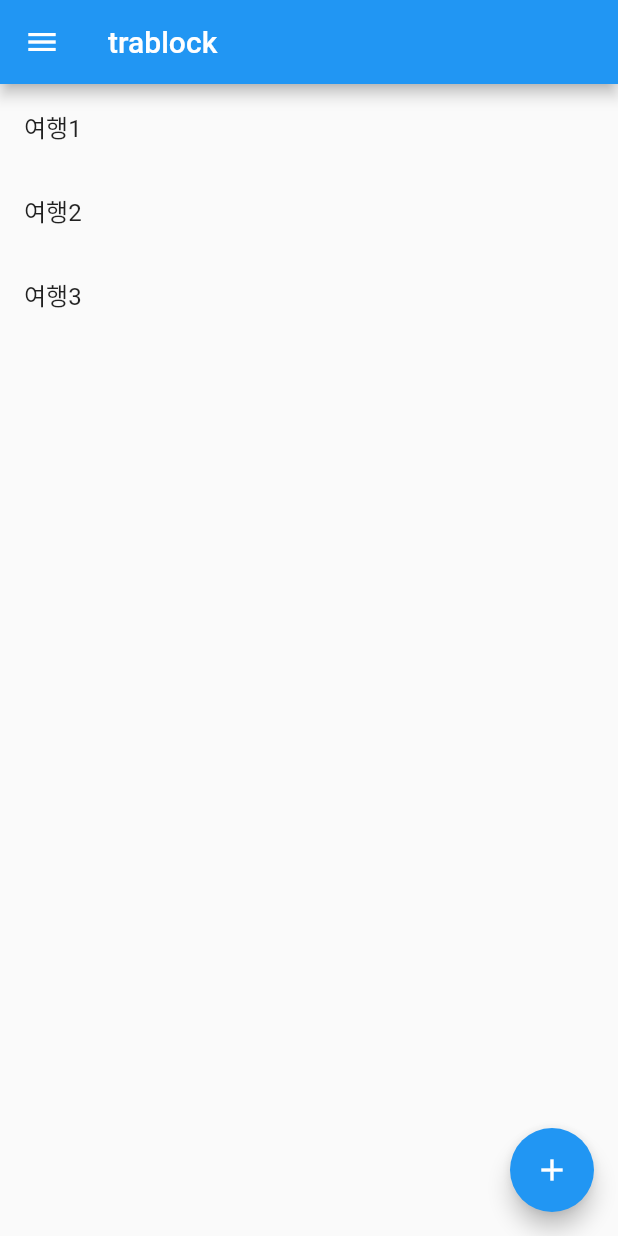
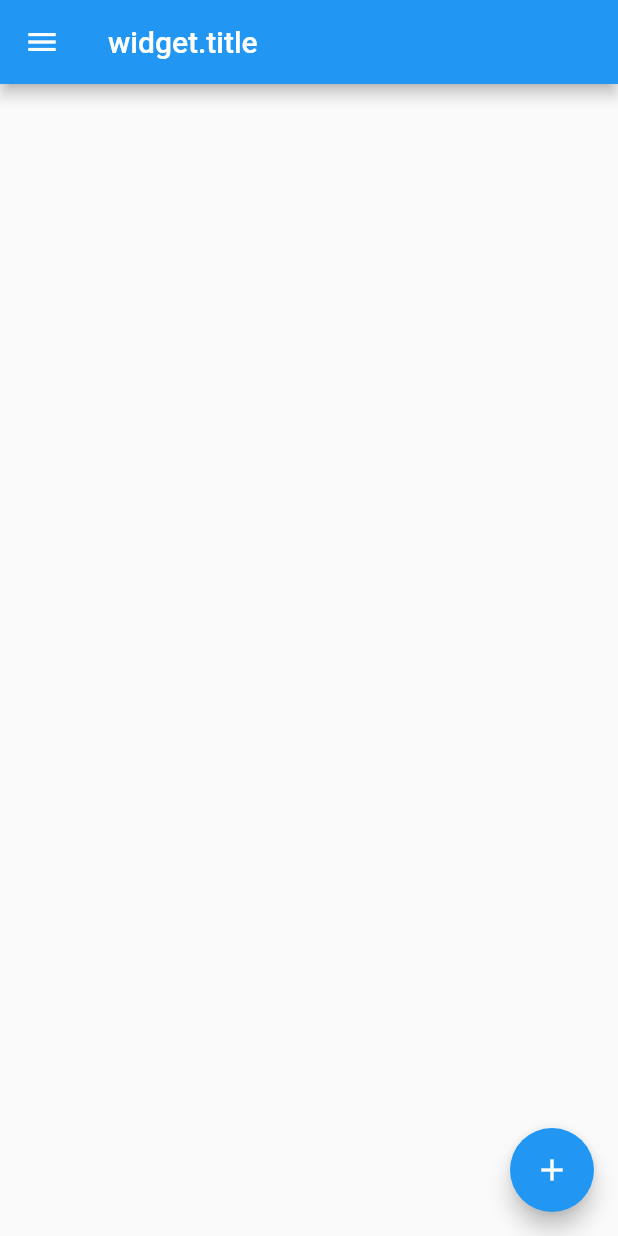
Before and after one commit to Namsic/trablock, a Flutter app: the screen it shows after launch, on a phone screen of 412 x 824 dp. Run offline on Flutter 3.47's test engine with Material 2 defaults, Android fonts, the phone set to English and light mode, and no system bars.

Commit message:
Update main.dart
Use array in listview
Show black page
Popup dialog

```diff
--- a/trablock_app/lib/main.dart
+++ b/trablock_app/lib/main.dart
@@ -1,34 +1,31 @@
 import 'package:flutter/material.dart';
 
-void main() {
-  runApp(MyApp());
-}
+final List<Travel> myTravelList = []; // 로컬 데이타베이스에서 불러올 예정
+
+void main() => runApp(MyApp());
 
 class MyApp extends StatelessWidget {
   // This widget is the root of your application.
   @override
   Widget build(BuildContext context) {
     return MaterialApp(
-      title: 'Flutter Demo',
-      theme: ThemeData(
-        primarySwatch: Colors.blue,
-        visualDensity: VisualDensity.adaptivePlatformDensity,
-      ),
-      home: MyHomePage(title: 'trablock'),
+      initialRoute: MyHomePage.routeName,
+      routes: {
+        MyHomePage.routeName: (context) => MyHomePage(),
+        ShowPlanRoute.routeName: (context) => ShowPlanRoute(),
+      },
     );
   }
 }
 
+// MyHomePage 대신 다른 이름 필요성 느낌
 class MyHomePage extends StatefulWidget {
-  MyHomePage({Key key, this.title}) : super(key: key);
-  final String title;
-
+  static final routeName = '/';
   @override
   _MyHomePageState createState() => _MyHomePageState();
 }
 
 class _MyHomePageState extends State<MyHomePage> {
-
   @override
   Widget build(BuildContext context) {
     return Scaffold(
@@ -67,29 +64,106 @@ class _MyHomePageState extends State<MyHomePage> {
       appBar: AppBar(
         // Here we take the value from the MyHomePage object that was created by
         // the App.build method, and use it to set our appbar title.
-        title: Text(widget.title),
+        title: Text('widget.title'),
       ),
-      body: ListView(  //리스트타일을 고정해놓는것이 아니라 뭔가 새로 만든 객채의 배열을 통해 만들어야 할듯(뇌피셜)
-        children: <Widget>[
-          ListTile(
-            title: Text('여행1'),
-              //onTap: , 탭 되었을때 넘어가는 기능
-          ),
-          ListTile(
-            title: Text('여행2'),
-            //onTap: ,
-          ),
-          ListTile(
-            title: Text('여행3'),
-            //onTap: ,
-          ),
-        ]
-      ),
+      body: TravelListView(),
       floatingActionButton: FloatingActionButton(
-        //onPressed: , 팝업을 통해 새로운 여행 만들 수 있는 기능
+        onPressed: (){
+          showDialog(
+            context: context,
+            barrierDismissible: false,
+            builder: (BuildContext context){
+              return AlertDialog(
+                title: Text('새 여행 만들기'),
+                content: Text('입력칸 추가예정'),
+                actions: <Widget>[
+                  FlatButton(
+                    child: Text("확인"),
+                    onPressed: (){
+                      setState(() {
+                        myTravelList.add(Travel("my_trablock"));
+                      });
+                      Navigator.pop(context);
+                    },
+                  ),
+                  FlatButton(
+                    child: Text(
+                      "취소",
+                      style: TextStyle(color: Colors.red),
+                    ),
+                    onPressed: () => Navigator.pop(context),
+                  ),
+                ],
+              );
+            }
+          );
+        },
         tooltip: '새 여행 시작',
         child: Icon(Icons.add),
       ), // This trailing comma makes auto-formatting nicer for build methods.
     );
   }
 }
+
+
+class ShowPlanRoute extends StatefulWidget {
+  static final routeName = '/show';
+  @override
+  _ShowPlanRouteState createState() => _ShowPlanRouteState();
+}
+
+class _ShowPlanRouteState extends State<ShowPlanRoute> {
+  // 메인화면에서 각 계획 클릭시 나타날 화면. 작성된 계획을 보기 편하게 보여줘야 할듯
+  @override
+  Widget build(BuildContext context) {
+    final Travel _travel = ModalRoute.of(context).settings.arguments;
+
+    return Scaffold(
+      appBar: AppBar(  // 계획 수정버튼 등 필요
+        title: Text(_travel.title),
+      ),
+    );
+  }
+}
+
+
+class TravelTile extends StatelessWidget{
+  // 리스트뷰에 보여질 각각의 타일들
+  TravelTile(this._travel);
+
+  final Travel _travel;
+
+  @override
+  Widget build(BuildContext context) {
+    return ListTile(
+      title: Text(_travel.title),
+      onTap: (){  // 클릭 시 해당하는 여행계획 화면으로 이동
+        Navigator.pushNamed(
+            context,
+            ShowPlanRoute.routeName,
+            arguments: _travel
+        );
+      },
+    );
+  }
+}
+
+class TravelListView extends StatelessWidget{
+  @override
+  Widget build(BuildContext context) {
+    return ListView.builder(
+      itemCount: myTravelList.length,
+      itemBuilder: (BuildContext context, int index){
+        return TravelTile(myTravelList[index]);
+      },
+    );
+  }
+}
+
+
+class Travel {
+  // 각각의 여행. 여러 개의 계획으로 구성되어 있(을 예정이)다.
+  String title;
+
+  Travel(this.title);
+}
```
Also changed, not shown: 2 other files.
